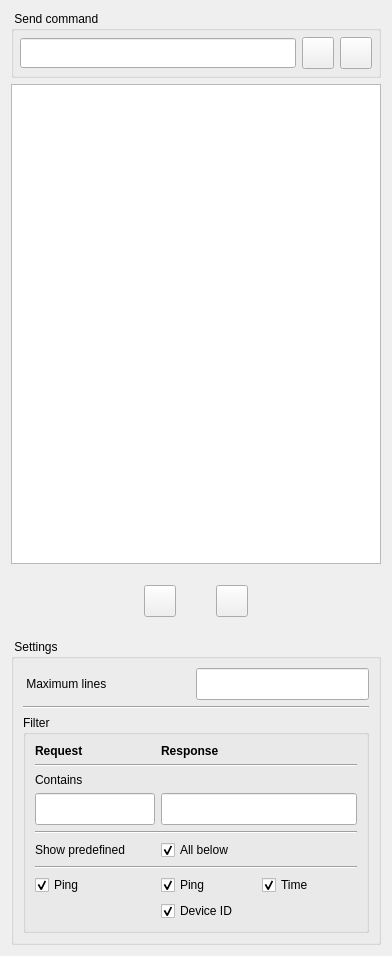
First picture: the form in src/ui/debug.ui, repository AceOfSnakes/NetRC, before the edit.
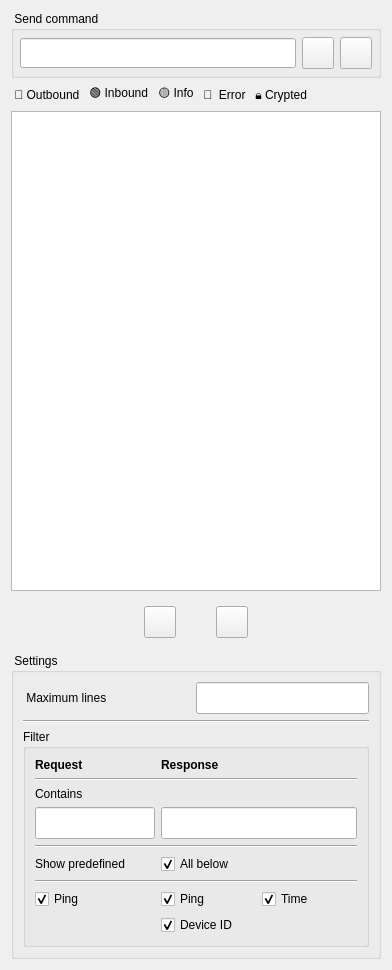
Second picture: the form after the edit. Icons and pictures are not drawn.

What changed in the file:
```diff
--- a/src/ui/debug.ui
+++ b/src/ui/debug.ui
@@ -154,6 +154,64 @@
      </layout>
     </widget>
    </item>
+   <item>
+    <layout class="QGridLayout" name="gridLayout_2">
+     <item row="0" column="4">
+      <widget class="QLabel" name="label_5">
+       <property name="text">
+        <string> 🔒 Crypted</string>
+       </property>
+      </widget>
+     </item>
+     <item row="0" column="0">
+      <widget class="QLabel" name="label_4">
+       <property name="minimumSize">
+        <size>
+         <width>0</width>
+         <height>16</height>
+        </size>
+       </property>
+       <property name="text">
+        <string> 🔵 Outbound</string>
+       </property>
+      </widget>
+     </item>
+     <item row="0" column="2">
+      <widget class="QLabel" name="label_7">
+       <property name="text">
+        <string> 🟡 Info</string>
+       </property>
+      </widget>
+     </item>
+     <item row="0" column="1">
+      <widget class="QLabel" name="label_3">
+       <property name="text">
+        <string> 🟢 Inbound</string>
+       </property>
+      </widget>
+     </item>
+     <item row="0" column="3">
+      <widget class="QLabel" name="label_6">
+       <property name="text">
+        <string> 🔴  Error</string>
+       </property>
+      </widget>
+     </item>
+     <item row="0" column="5">
+      <spacer name="horizontalSpacer">
+       <property name="orientation">
+        <enum>Qt::Orientation::Horizontal</enum>
+       </property>
+       <property name="sizeHint" stdset="0">
+        <size>
+         <width>40</width>
+         <height>20</height>
+        </size>
+       </property>
+      </spacer>
+     </item>
+    </layout>
+   </item>
    <item>
     <widget class="QTextEdit" name="textEdit">
      <property name="sizePolicy">
```
